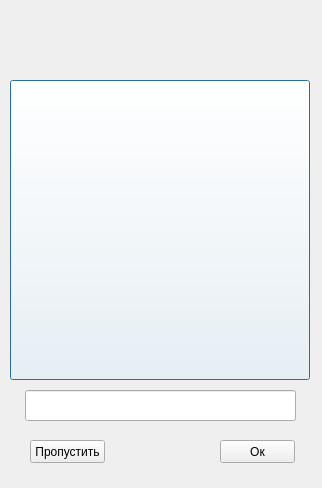
Before: the Qt Designer form trainingwindow.ui in Skripove/MyDictionary, drawn with Qt 5.
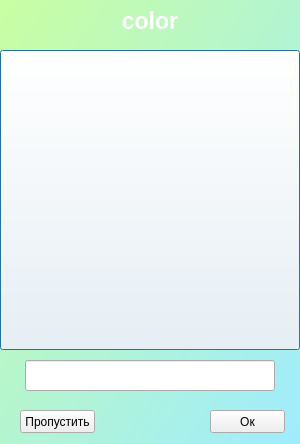
After: the same form once the commit is applied.

Commit message: Вырисовывается дизайн

```diff
--- a/trainingwindow.ui
+++ b/trainingwindow.ui
@@ -6,19 +6,24 @@
    <rect>
     <x>0</x>
     <y>0</y>
-    <width>322</width>
-    <height>488</height>
+    <width>300</width>
+    <height>444</height>
    </rect>
   </property>
   <property name="windowTitle">
    <string>Тренировка</string>
   </property>
+  <property name="styleSheet">
+   <string notr="true">#TrainingWindow{
+background-color: qlineargradient(spread:pad, x1:1, y1:1, x2:0, y2:0, stop:0 rgba(159,236,254, 255), stop:1.0 rgba(201,254,162, 255));
+}</string>
+  </property>
   <widget class="QLabel" name="labelTest">
    <property name="geometry">
     <rect>
-     <x>10</x>
-     <y>20</y>
-     <width>301</width>
+     <x>0</x>
+     <y>0</y>
+     <width>300</width>
      <height>41</height>
     </rect>
    </property>
@@ -31,13 +36,13 @@
     </font>
    </property>
    <property name="styleSheet">
-    <string notr="true">color: rgb(104, 0, 156);</string>
+    <string notr="true">color: rgb(255, 255, 255);</string>
    </property>
    <property name="frameShape">
     <enum>QFrame::NoFrame</enum>
    </property>
    <property name="text">
-    <string/>
+    <string>color</string>
    </property>
    <property name="alignment">
     <set>Qt::AlignCenter</set>
@@ -46,8 +51,8 @@
   <widget class="QLabel" name="labelImg">
    <property name="geometry">
     <rect>
-     <x>10</x>
-     <y>80</y>
+     <x>0</x>
+     <y>50</y>
      <width>300</width>
      <height>300</height>
     </rect>
@@ -66,8 +71,8 @@
    <property name="geometry">
     <rect>
      <x>25</x>
-     <y>390</y>
-     <width>271</width>
+     <y>360</y>
+     <width>250</width>
      <height>31</height>
     </rect>
    </property>
@@ -75,8 +80,8 @@
   <widget class="QPushButton" name="btnShowImg">
    <property name="geometry">
     <rect>
-     <x>10</x>
-     <y>80</y>
+     <x>0</x>
+     <y>50</y>
      <width>300</width>
      <height>300</height>
     </rect>
@@ -91,8 +96,8 @@
   <widget class="QPushButton" name="pushButton">
    <property name="geometry">
     <rect>
-     <x>220</x>
-     <y>440</y>
+     <x>210</x>
+     <y>410</y>
      <width>75</width>
      <height>23</height>
     </rect>
@@ -104,8 +109,8 @@
   <widget class="QPushButton" name="btnSkip">
    <property name="geometry">
     <rect>
-     <x>30</x>
-     <y>440</y>
+     <x>20</x>
+     <y>410</y>
      <width>75</width>
      <height>23</height>
     </rect>
@@ -117,8 +122,8 @@
   <widget class="QLabel" name="labelNumWord">
    <property name="geometry">
     <rect>
-     <x>130</x>
-     <y>440</y>
+     <x>120</x>
+     <y>410</y>
      <width>61</width>
      <height>21</height>
     </rect>
```
The commit also changes 6 other files.
